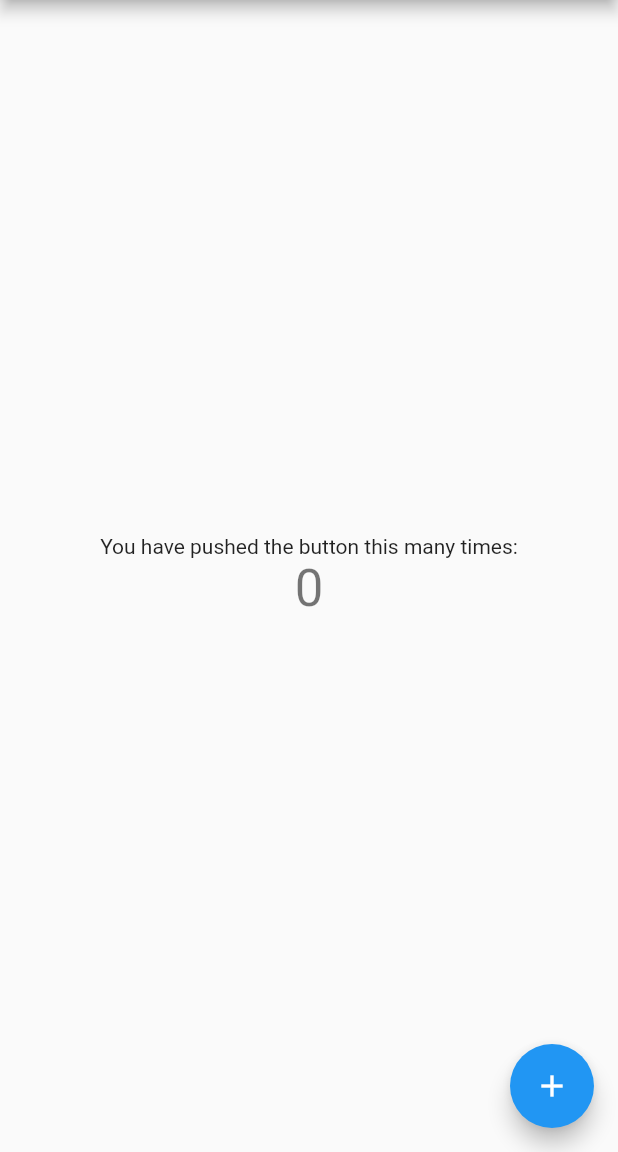
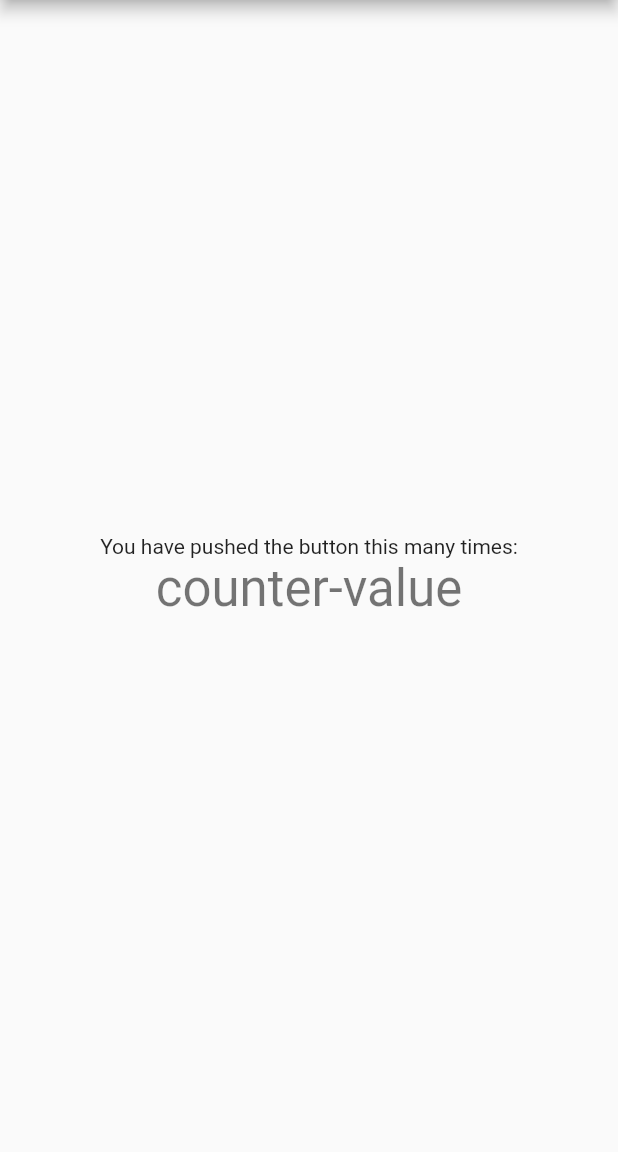
Before and after one commit to dvliman/tanghit, a Flutter app: the screen it shows after launch, on a phone screen of 412 x 824 dp, the part 84-1236 px from its top. Run offline on Flutter 3.47's test engine with Material 2 defaults, Android fonts, the phone set to English and light mode, and no system bars.

Commit message:
remove main comments and counter

```diff
--- a/lib/main.dart
+++ b/lib/main.dart
@@ -8,15 +8,7 @@ class MyApp extends StatelessWidget {
     return MaterialApp(
       title: 'Tanghit',
       theme: ThemeData(
-        // This is the theme of your application.
-        //
-        // Try running your application with "flutter run". You'll see the
-        // application has a blue toolbar. Then, without quitting the app, try
-        // changing the primarySwatch below to Colors.green and then invoke
-        // "hot reload" (press "r" in the console where you ran "flutter run",
-        // or simply save your changes to "hot reload" in a Flutter IDE).
-        // Notice that the counter didn't reset back to zero; the application
-        // is not restarted.
+
         primarySwatch: Colors.blue,
       ),
       home: MyHomePage(title: 'Tanghit'),
@@ -27,15 +19,6 @@ class MyApp extends StatelessWidget {
 class MyHomePage extends StatefulWidget {
   MyHomePage({Key key, this.title}) : super(key: key);
 
-  // This widget is the home page of your application. It is stateful, meaning
-  // that it has a State object (defined below) that contains fields that affect
-  // how it looks.
-
-  // This class is the configuration for the state. It holds the values (in this
-  // case the title) provided by the parent (in this case the App widget) and
-  // used by the build method of the State. Fields in a Widget subclass are
-  // always marked "final".
-
   final String title;
 
   @override
@@ -43,68 +26,26 @@ class MyHomePage extends StatefulWidget {
 }
 
 class _MyHomePageState extends State<MyHomePage> {
-  int _counter = 0;
-
-  void _incrementCounter() {
-    setState(() {
-      // This call to setState tells the Flutter framework that something has
-      // changed in this State, which causes it to rerun the build method below
-      // so that the display can reflect the updated values. If we changed
-      // _counter without calling setState(), then the build method would not be
-      // called again, and so nothing would appear to happen.
-      _counter++;
-    });
-  }
 
   @override
   Widget build(BuildContext context) {
-    // This method is rerun every time setState is called, for instance as done
-    // by the _incrementCounter method above.
-    //
-    // The Flutter framework has been optimized to make rerunning build methods
-    // fast, so that you can just rebuild anything that needs updating rather
-    // than having to individually change instances of widgets.
     return Scaffold(
       appBar: AppBar(
-        // Here we take the value from the MyHomePage object that was created by
-        // the App.build method, and use it to set our appbar title.
         title: Text(widget.title),
       ),
       body: Center(
-        // Center is a layout widget. It takes a single child and positions it
-        // in the middle of the parent.
         child: Column(
-          // Column is also a layout widget. It takes a list of children and
-          // arranges them vertically. By default, it sizes itself to fit its
-          // children horizontally, and tries to be as tall as its parent.
-          //
-          // Invoke "debug painting" (press "p" in the console, choose the
-          // "Toggle Debug Paint" action from the Flutter Inspector in Android
-          // Studio, or the "Toggle Debug Paint" command in Visual Studio Code)
-          // to see the wireframe for each widget.
-          //
-          // Column has various properties to control how it sizes itself and
-          // how it positions its children. Here we use mainAxisAlignment to
-          // center the children vertically; the main axis here is the vertical
-          // axis because Columns are vertical (the cross axis would be
-          // horizontal).
           mainAxisAlignment: MainAxisAlignment.center,
           children: <Widget>[
             Text(
               'You have pushed the button this many times:',
             ),
-            Text(
-              '$_counter',
+            Text("counter-value",
               style: Theme.of(context).textTheme.display1,
             ),
           ],
         ),
       ),
-      floatingActionButton: FloatingActionButton(
-        onPressed: _incrementCounter,
-        tooltip: 'Increment',
-        child: Icon(Icons.add),
-      ), // This trailing comma makes auto-formatting nicer for build methods.
     );
   }
 }
```
Also changed, not shown: 1 other file.
